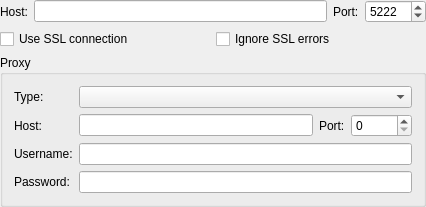
Above: Vacuum/trunk/src/plugins/DefaultConnection/connectionoptionswidget.ui from vacuum-im/vacuum-im before the change. Below: the same form after it.
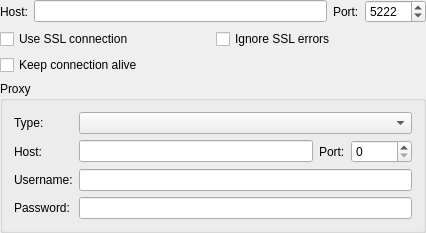
That is the form after the change.

Commit message: Добавлена возможность отключения посылки KeepAlive пакетов.

```diff
--- a/Vacuum/trunk/src/plugins/DefaultConnection/connectionoptionswidget.ui
+++ b/Vacuum/trunk/src/plugins/DefaultConnection/connectionoptionswidget.ui
@@ -6,7 +6,7 @@
     <x>0</x>
     <y>0</y>
     <width>426</width>
-    <height>188</height>
+    <height>212</height>
    </rect>
   </property>
   <property name="windowTitle" >
@@ -92,6 +92,13 @@
      </item>
     </layout>
    </item>
+   <item>
+    <widget class="QCheckBox" name="chbKeepAlive" >
+     <property name="text" >
+      <string>Keep connection alive</string>
+     </property>
+    </widget>
+   </item>
    <item>
     <widget class="QGroupBox" name="grbProxy" >
      <property name="title" >
```
The commit also changes 6 other files.
